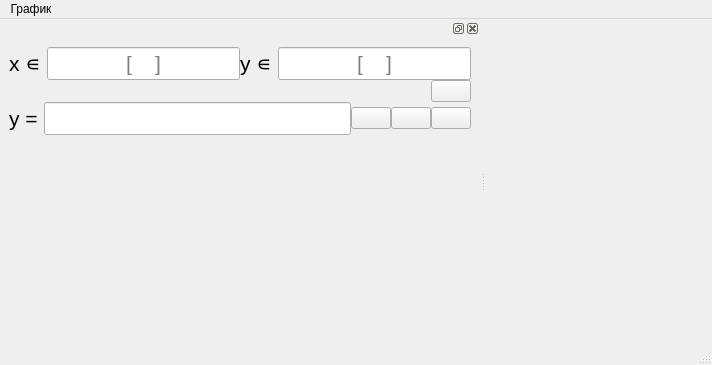
Before: the Qt Designer form ui/graph.ui in d-code000/BitGraph, drawn with Qt 5.
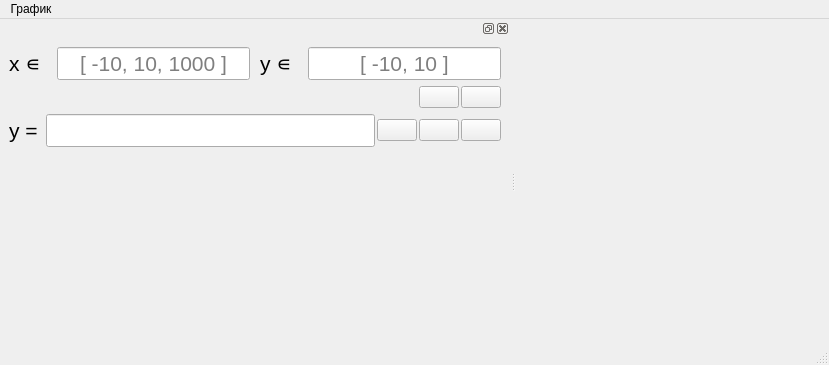
After: the same form once the commit is applied. Icons and pictures are not drawn.

Commit message: Complete all Lab-3 requirements

What changed in the file:
```diff
--- a/ui/graph.ui
+++ b/ui/graph.ui
@@ -6,7 +6,7 @@
    <rect>
     <x>0</x>
     <y>0</y>
-    <width>712</width>
+    <width>829</width>
     <height>365</height>
    </rect>
   </property>
@@ -31,7 +31,7 @@
     <rect>
      <x>0</x>
      <y>0</y>
-     <width>712</width>
+     <width>829</width>
      <height>33</height>
     </rect>
    </property>
@@ -71,13 +71,16 @@
      <item>
       <layout class="QVBoxLayout" name="graphListVerticalLayout">
        <property name="spacing">
-        <number>0</number>
+        <number>6</number>
        </property>
        <item>
         <layout class="QHBoxLayout" name="stepHorizontalLayout"/>
        </item>
        <item>
         <layout class="QHBoxLayout" name="rangeHorizontalLayout">
+         <property name="spacing">
+          <number>10</number>
+         </property>
          <item>
           <widget class="QLabel" name="xLabel">
            <property name="font">
@@ -110,7 +113,7 @@
             <set>Qt::AlignmentFlag::AlignCenter</set>
            </property>
            <property name="placeholderText">
-            <string>[    ]</string>
+            <string>[ -10, 10, 1000 ]</string>
            </property>
            <property name="clearButtonEnabled">
             <bool>false</bool>
@@ -143,7 +146,7 @@
             <set>Qt::AlignmentFlag::AlignCenter</set>
            </property>
            <property name="placeholderText">
-            <string>[    ]</string>
+            <string>[ -10, 10 ]</string>
            </property>
           </widget>
          </item>
@@ -151,6 +154,9 @@
        </item>
        <item>
         <layout class="QHBoxLayout" name="topGraphSettingHorizontalLayout">
+         <property name="spacing">
+          <number>2</number>
+         </property>
          <item>
           <spacer name="horizontalSpacer">
            <property name="orientation">
@@ -164,6 +170,21 @@
            </property>
           </spacer>
          </item>
+         <item>
+          <widget class="QPushButton" name="clearPushButton">
+           <property name="font">
+            <font>
+             <pointsize>9</pointsize>
+            </font>
+           </property>
+           <property name="text">
+            <string/>
+           </property>
+           <property name="icon">
+            <iconset theme="QIcon::ThemeIcon::DocumentNew"/>
+           </property>
+          </widget>
+         </item>
          <item>
           <widget class="QPushButton" name="addPushButton">
            <property name="text">
@@ -178,6 +199,9 @@
        </item>
        <item>
         <layout class="QHBoxLayout" name="graphItemParentHorizontalLayout">
+         <property name="spacing">
+          <number>2</number>
+         </property>
          <property name="sizeConstraint">
           <enum>QLayout::SizeConstraint::SetDefaultConstraint</enum>
          </property>
```
Left out of the diff: 9 changed lines with no effect on the pictures. The commit also changes 2 other files.
